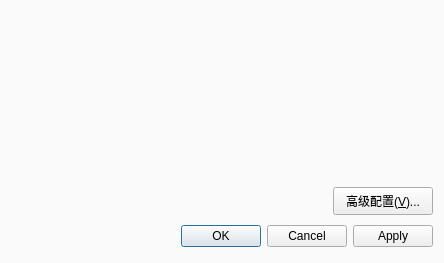
First picture: the form in src/forms/configuredialog.ui, repository sxyzccr/CCR-Plus, before the edit.
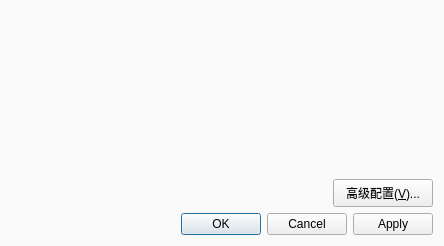
Second picture: the form after the edit.

```diff
--- a/src/forms/configuredialog.ui
+++ b/src/forms/configuredialog.ui
@@ -6,8 +6,8 @@
    <rect>
     <x>0</x>
     <y>0</y>
-    <width>444</width>
-    <height>263</height>
+    <width>440</width>
+    <height>246</height>
    </rect>
   </property>
   <property name="sizePolicy">
```
